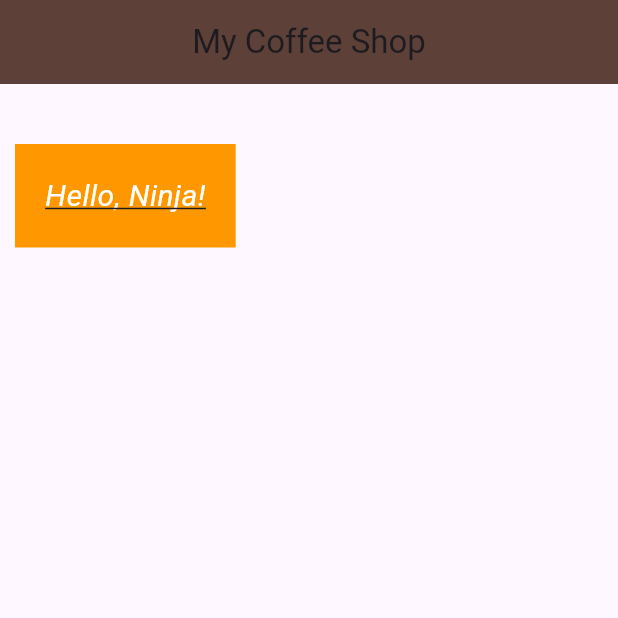
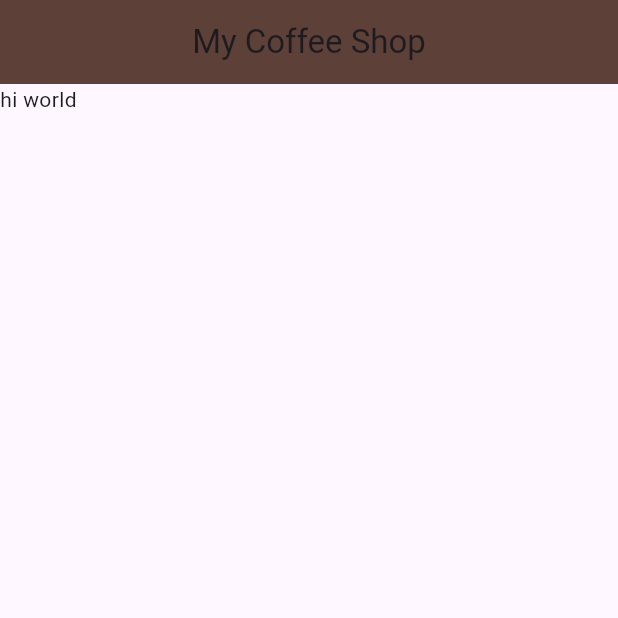
Before and after one commit to KaranPradhan266/Flutter_Practice, a Flutter app: the screen it shows after launch, on a phone screen of 412 x 824 dp, the top half of it. Run offline on Flutter 3.47's test engine with Material 3 defaults, Android fonts, the phone set to English and light mode, and no system bars.

Commit message:
Organizing files!

```diff
--- /dev/null
+++ b/lib/home.dart
@@ -0,0 +1,18 @@
+import 'package:flutter/material.dart';
+
+
+class Home extends StatelessWidget {
+  const Home({super.key});
+
+  @override
+  Widget build(BuildContext context) {
+    return  Scaffold(
+      appBar: AppBar(
+        title: const Text('My Coffee Shop'),
+        backgroundColor: Colors.brown[700],
+        centerTitle: true,
+      ),
+      body: const Text('hi world'),
+    );
+  }
+}
--- a/lib/main.dart
+++ b/lib/main.dart
@@ -1,40 +1,9 @@
+import 'package:coffee_card/home.dart';
 import 'package:flutter/material.dart';
 
 
 void main() {
-  runApp(MaterialApp(
-    title: 'Flutter Demo',
-    theme: ThemeData(
-      primarySwatch: Colors.blue,
-    ),
-    home: Scaffold(
-      appBar: AppBar(
-        title: const Text('My Coffee Shop'),
-        backgroundColor: Colors.brown[700],
-        centerTitle: true,
-      ),
-      body: const Home(),
-    ),
+  runApp(const MaterialApp(
+    home: Home()
   ));
 }
-
-class Home extends StatelessWidget {
-  const Home({super.key});
-
-  @override
-  Widget build(BuildContext context) {
-    return Container(
-      color: Colors.orange,
-      // width: 200,
-      // height: 100,
-      padding: EdgeInsets.all(20),
-      margin: const EdgeInsets.fromLTRB(10, 40, 0, 0),
-      child: const Text('Hello, Ninja!', style:TextStyle(
-        color: Colors.white,
-        fontSize: 20,
-        decoration: TextDecoration.underline,
-        fontStyle: FontStyle.italic,
-      )),
-    );
-  }
-}
```
